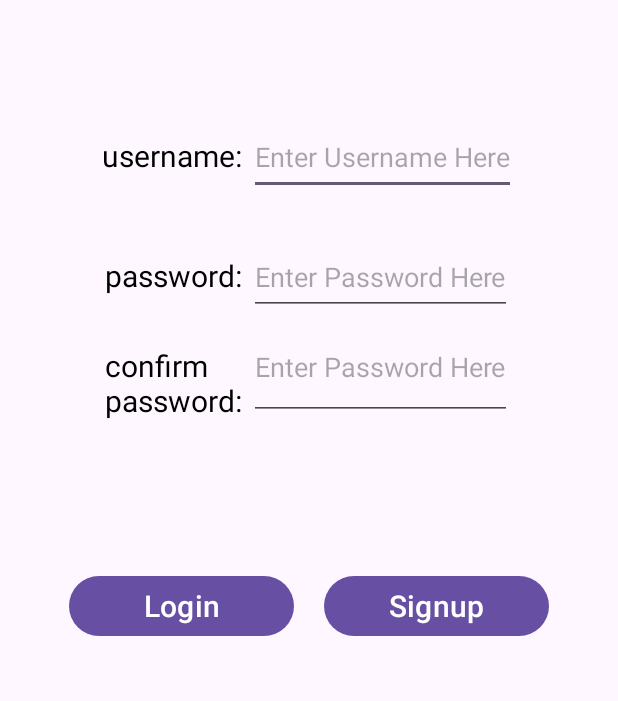
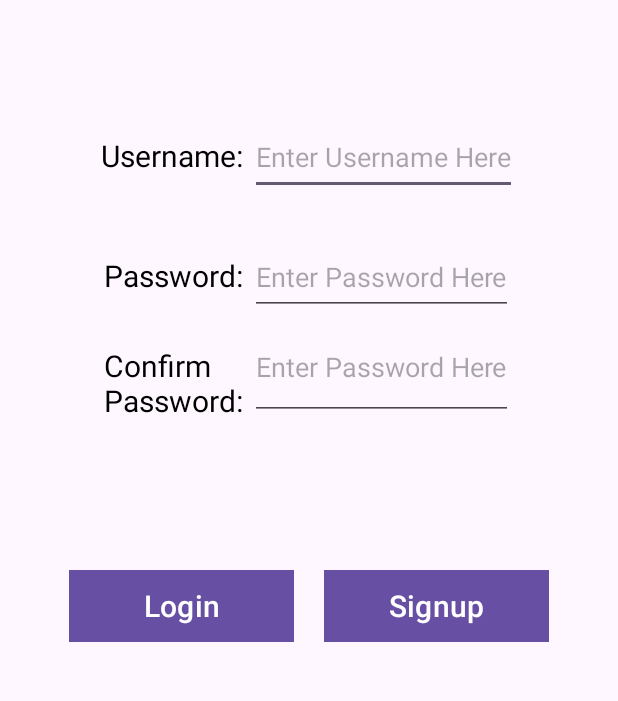
Before and after one commit to onenicktwo/SmartCityReportingPlatform, an Android app: the SignupActivity screen opened directly, with no data from a screen before it, after a tap on "Signup", on a phone screen of 412 x 824 dp, the part 211-912 px from its top. Run offline under Robolectric (Android 15) with nearby library versions, the phone set to English and light mode, and no system bars.

Commit message:
changed code to experiment 3

```diff
--- a/Experiments/Nicholas_Morrow/exp3/tutorials-android_unit1_3_login_signup/AndroidExample/app/src/main/java/com/example/androidexample/MainActivity.java
+++ b/Experiments/Nicholas_Morrow/exp3/tutorials-android_unit1_3_login_signup/AndroidExample/app/src/main/java/com/example/androidexample/MainActivity.java
@@ -36,6 +36,7 @@ public class MainActivity extends AppCompatActivity {
         } else {
             messageText.setText("Welcome");
             usernameText.setText(extras.getString("USERNAME")); // this will come from LoginActivity
+            usernameText.setVisibility(View.VISIBLE);
             loginButton.setVisibility(View.INVISIBLE);              // set login button invisible
             signupButton.setVisibility(View.INVISIBLE);             // set signup button invisible
         }
--- a/Experiments/Nicholas_Morrow/exp3/tutorials-android_unit1_3_login_signup/AndroidExample/app/src/main/java/com/example/androidexample/SignupActivity.java
+++ b/Experiments/Nicholas_Morrow/exp3/tutorials-android_unit1_3_login_signup/AndroidExample/app/src/main/java/com/example/androidexample/SignupActivity.java
@@ -50,13 +50,26 @@ public class SignupActivity extends AppCompatActivity {
                 String password = passwordEditText.getText().toString();
                 String confirm = confirmEditText.getText().toString();
 
-                if (password.equals(confirm)){
+                if (validateInputs(username, password, confirm)) {
                     Toast.makeText(getApplicationContext(), "Signing up", Toast.LENGTH_LONG).show();
-                }
-                else {
-                    Toast.makeText(getApplicationContext(), "Password don't match", Toast.LENGTH_LONG).show();
                 }
             }
         });
     }
+
+    private boolean validateInputs(String username, String password, String confirm) {
+        if (username.isEmpty() || password.isEmpty() || confirm.isEmpty()) {
+            Toast.makeText(getApplicationContext(), "Fields cannot be empty", Toast.LENGTH_LONG).show();
+            return false;
+        }
+        if (password.length() < 6) {
+            Toast.makeText(getApplicationContext(), "Password must be at least 6 characters", Toast.LENGTH_LONG).show();
+            return false;
+        }
+        if (!password.equals(confirm)) {
+            Toast.makeText(getApplicationContext(), "Passwords don't match", Toast.LENGTH_LONG).show();
+            return false;
+        }
+        return true;
+    }
 }
--- a/Experiments/Nicholas_Morrow/exp3/tutorials-android_unit1_3_login_signup/AndroidExample/app/src/main/res/layout/activity_signup.xml
+++ b/Experiments/Nicholas_Morrow/exp3/tutorials-android_unit1_3_login_signup/AndroidExample/app/src/main/res/layout/activity_signup.xml
@@ -2,7 +2,7 @@
 <androidx.appcompat.widget.LinearLayoutCompat
     xmlns:tools="http://schemas.android.com/tools"
     xmlns:android="http://schemas.android.com/apk/res/android"
-    tools:context=".MainActivity"
+    tools:context=".SignupActivity"
     android:layout_height="match_parent"
     android:layout_width="match_parent"
     android:orientation="vertical">
@@ -14,9 +14,8 @@
         android:layout_gravity="center"
         android:layout_marginTop="100dp"
         android:layout_marginBottom="80dp"
-        android:textSize="30dp"
-        android:textColor="#fc0303">
-    </TextView>
+        android:textSize="30sp"
+        android:textColor="#fc0303"/>
 
     <LinearLayout
         android:layout_width="wrap_content"
@@ -28,18 +27,15 @@
         <TextView
             android:layout_width="wrap_content"
             android:layout_height="wrap_content"
-            android:text="username: "
-            android:textSize="20dp"
-            android:textColor="#000000">
-        </TextView>
+            android:text="Username: "
+            android:textSize="20sp"
+            android:textColor="#000000"/>
 
         <EditText
             android:id="@+id/signup_username_edt"
             android:layout_width="wrap_content"
             android:layout_height="50dp"
-            android:hint="Enter Username Here">
-        </EditText>
-
+            android:hint="Enter Username Here"/>
     </LinearLayout>
 
     <LinearLayout
@@ -51,19 +47,16 @@
         <TextView
             android:layout_width="wrap_content"
             android:layout_height="wrap_content"
-            android:text="password: "
-            android:textSize="20dp"
-            android:textColor="#000000">
-        </TextView>
+            android:text="Password: "
+            android:textSize="20sp"
+            android:textColor="#000000"/>
 
         <EditText
             android:id="@+id/signup_password_edt"
             android:layout_width="wrap_content"
-            android:inputType="textPassword"
             android:layout_height="50dp"
-            android:hint="Enter Password Here">
-        </EditText>
-
+            android:hint="Enter Password Here"
+            android:inputType="textPassword"/>
     </LinearLayout>
 
     <LinearLayout
@@ -74,20 +67,17 @@
 
         <TextView
             android:layout_width="wrap_content"
-            android:layout_height="70sp"
-            android:text="confirm\npassword: "
-            android:textSize="20dp"
-            android:textColor="#000000">
-        </TextView>
+            android:layout_height="70dp"
+            android:text="Confirm\nPassword: "
+            android:textSize="20sp"
+            android:textColor="#000000"/>
 
         <EditText
             android:id="@+id/signup_confirm_edt"
             android:layout_width="wrap_content"
-            android:inputType="textPassword"
             android:layout_height="70dp"
-            android:hint="Enter Password Here">
-        </EditText>
-
+            android:hint="Enter Password Here"
+            android:inputType="textPassword"/>
     </LinearLayout>
 
     <LinearLayout
@@ -104,8 +94,8 @@
             android:layout_marginRight="10dp"
             android:text="Login"
             android:textSize="20sp"
-            android:textColor="#ffffff">
-        </Button>
+            android:textColor="#ffffff"
+            android:background="?attr/colorPrimary"/>
 
         <Button
             android:id="@+id/signup_signup_btn"
@@ -114,10 +104,7 @@
             android:layout_marginLeft="10dp"
             android:text="Signup"
             android:textSize="20sp"
-            android:textColor="#ffffff">
-        </Button>
-
+            android:textColor="#ffffff"
+            android:background="?attr/colorPrimary"/>
     </LinearLayout>
-
-
 </androidx.appcompat.widget.LinearLayoutCompat>
```
Also changed, not shown: Experiments/Nicholas_Morrow/exp3/tutorials-android_unit1_3_login_signup/AndroidExample/app/src/main/java/com/example/androidexample/LoginActivity.java (+19 -5 lines), Experiments/Nicholas_Morrow/exp3/tutorials-android_unit1_3_login_signup/AndroidExample/app/src/main/res/layout/activity_login.xml (+16 -26 lines), Experiments/Nicholas_Morrow/exp3/tutorials-android_unit1_3_login_signup/AndroidExample/app/src/main/res/layout/activity_main.xml (+10 -14 lines).
